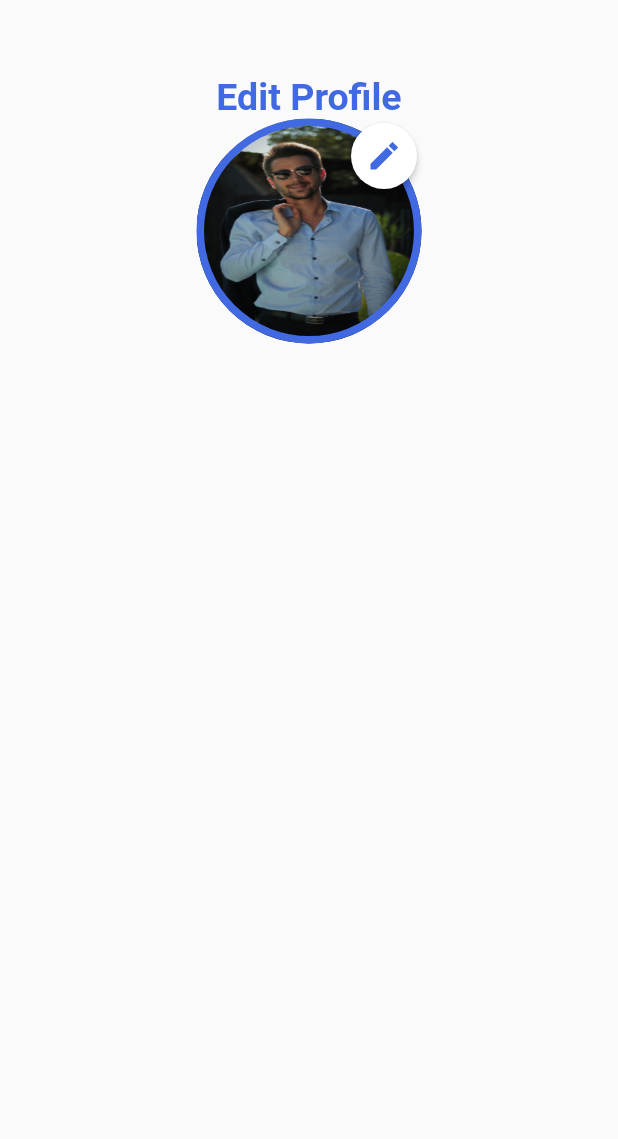
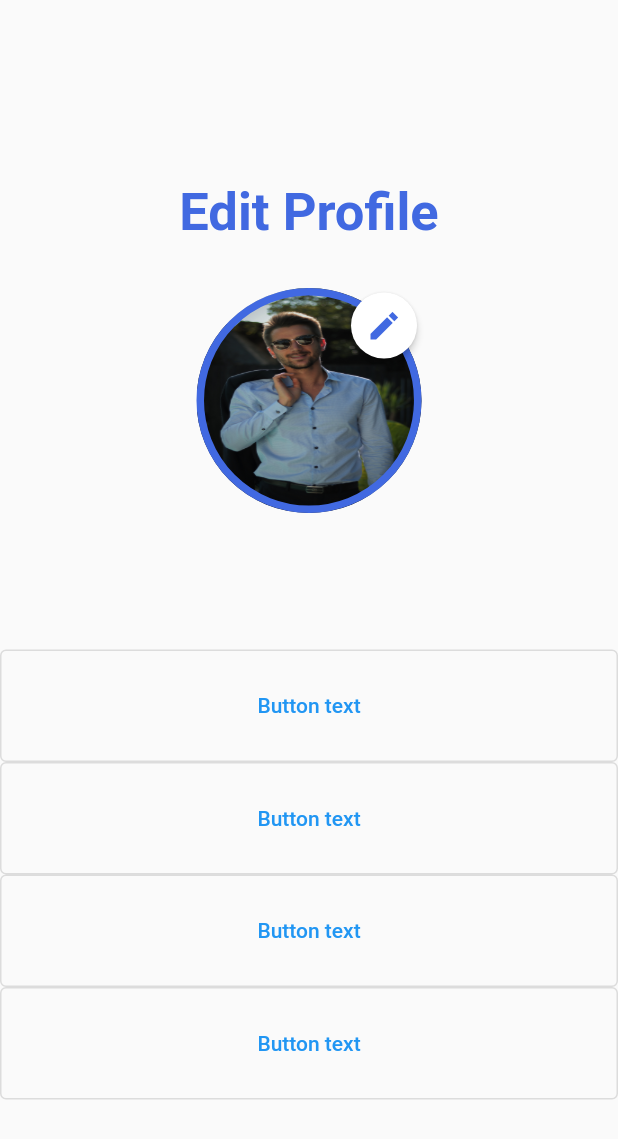
Before and after one commit to Jaydon-Goodrich/mobile-profile-challenge, a Flutter app: the screen it shows after launch, on a phone screen of 412 x 824 dp. Shown: the top 1139 px of the screen. Run offline on Flutter 3.47's test engine with Material 2 defaults, Android fonts, the phone set to English and light mode, and no system bars; Roboto replaces fonts that are missing (Helvetica).

Commit message:
style and buttons

```diff
--- a/mobile/lib/main.dart
+++ b/mobile/lib/main.dart
@@ -42,16 +42,16 @@ class _MyHomePageState extends State<MyHomePage> {
         child: Column(
           mainAxisAlignment: MainAxisAlignment.start,
           children: <Widget>[
+            Spacer(),
             Container(
               child: Padding(
-                padding: EdgeInsets.fromLTRB(0, 50, 0, 0),
+                padding: EdgeInsets.all(30),
                 child: Text(
                     'Edit Profile',
                     style: TextStyle(
                         fontWeight: FontWeight.bold,
-                        fontSize: 25,
-                        color: Color(0xFF4169e1),
-                        fontFamily: 'Helvetica'
+                        fontSize: 35,
+                        color: Color(0xFF4169e1)
                     )
                 ),
               )
@@ -93,6 +93,72 @@ class _MyHomePageState extends State<MyHomePage> {
                 )
               ],
             ),
+            Spacer(),
+            Row(
+              crossAxisAlignment: CrossAxisAlignment.start,
+              children: [
+                Expanded(
+                  child: Container(
+                    height: 75,
+                    child: OutlinedButton(
+                      child: const Text("Button text"),
+                      onPressed: () {
+                        print('Clicked Here 1');
+                      },
+                    ),
+                  ),
+                ),
+              ],
+            ),
+            Row(
+              crossAxisAlignment: CrossAxisAlignment.start,
+              children: [
+                Expanded(
+                  child: Container(
+                    height: 75,
+                    child: OutlinedButton(
+                      child: const Text("Button text"),
+                      onPressed: () {
+                        print('Clicked Here 1');
+                      },
+                    ),
+                  ),
+                ),
+              ],
+            ),
+            Row(
+              crossAxisAlignment: CrossAxisAlignment.start,
+              children: [
+                Expanded(
+                  child: Container(
+                    height: 75,
+                    child: OutlinedButton(
+                      child: const Text("Button text"),
+                      onPressed: () {
+                        print('Clicked Here 1');
+                      },
+                    ),
+                  ),
+                ),
+              ],
+            ),
+            Row(
+              crossAxisAlignment: CrossAxisAlignment.start,
+              children: [
+                Expanded(
+                  child: Container(
+                    height: 75,
+                    child: OutlinedButton(
+                      child: const Text("Button text"),
+                      onPressed: () {
+                        print('Clicked Here 1');
+                      },
+                    ),
+                  ),
+                ),
+              ],
+            ),
+            Spacer(),
           ],
         ),
       ),
```
